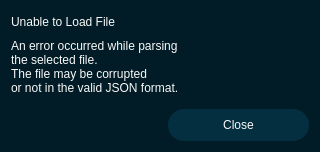
This is pse/umlsl_editor/src/view/widgets/qt_widgets/error_dialog.ui in 69420pm/UMLSL-traffic-editor as Qt 5 draws it before an edit. The edited form follows.
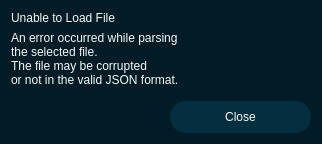
This is the edited form. Icons and pictures are not drawn.

What changed in the file:
```diff
--- a/pse/umlsl_editor/src/view/widgets/qt_widgets/error_dialog.ui
+++ b/pse/umlsl_editor/src/view/widgets/qt_widgets/error_dialog.ui
@@ -187,6 +187,9 @@
 }</string>
   </property>
   <layout class="QVBoxLayout" name="verticalLayout">
+   <property name="sizeConstraint">
+    <enum>QLayout::SizeConstraint::SetFixedSize</enum>
+   </property>
    <item>
     <widget class="QLabel" name="l_titel">
      <property name="text">
@@ -199,6 +202,18 @@
    </item>
    <item>
     <widget class="QLabel" name="l_content">
+     <property name="minimumSize">
+      <size>
+       <width>300</width>
+       <height>0</height>
+      </size>
+     </property>
+     <property name="maximumSize">
+      <size>
+       <width>300</width>
+       <height>16777215</height>
+      </size>
+     </property>
      <property name="text">
       <string>An error occurred while parsing  the selected file.  The file may be corrupted  or not in the valid JSON format.</string>
      </property>
```
Left out of the diff: 2 changed lines with no effect on the pictures.
